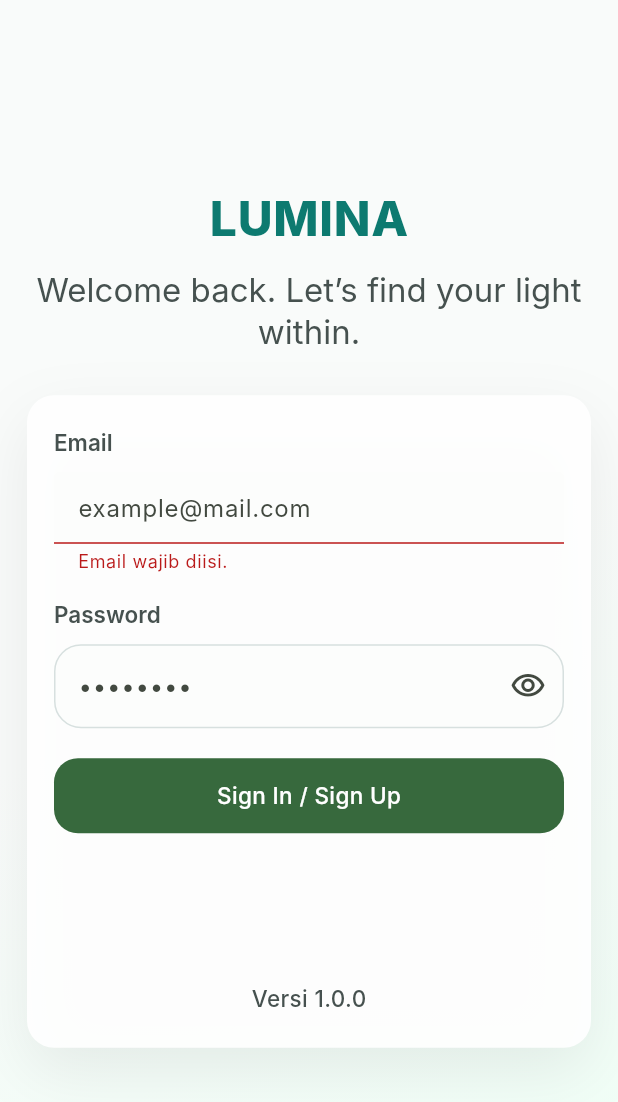
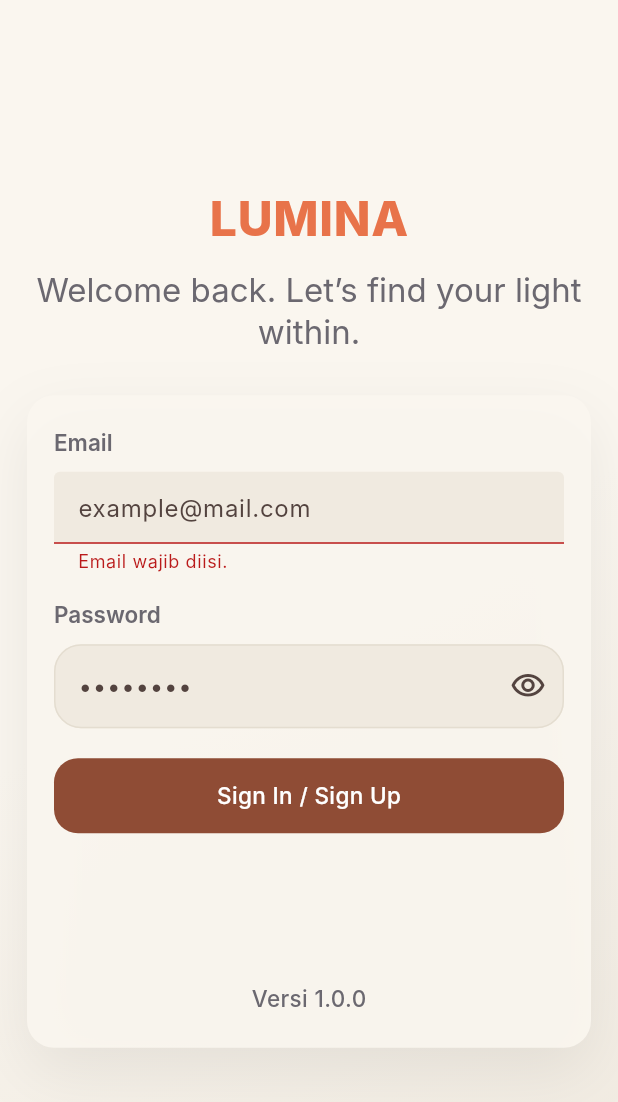
Before and after one commit to Revaldo11/mood_tracker_app, a Flutter app: the screen it shows after launch, after a tap on "Sign In / Sign Up", on a phone screen of 412 x 824 dp. Shown: the top 1102 px of the screen. Run offline on Flutter 3.47's test engine with Material 3 defaults, Android fonts, the phone set to English and light mode, and no system bars; our stand-ins replace confetti, email_validator, fl_chart, flutter_animate, get, hive_flutter and 3 more; missing offline and left inert: bcrypt; accounts and stored records are empty; Roboto replaces fonts that are missing (Inter).

Commit message:
Add app color constants and refactor color usage across the app
- Introduced `MoodColors` and `AppColors` classes in `app_colors.dart` to centralize color definitions.
- Updated `main.dart` to use new color constants for theme configuration.
- Refactored `auth_controller.dart`, `mood_controller.dart`, and various screen files to replace hardcoded colors with constants from `AppColors` and `MoodColors`.
- Enhanced UI consistency by applying new color scheme in widgets and dialogs.
- Improved readability and maintainability of the codebase by reducing color duplication.

```diff
--- /dev/null
+++ b/lib/constant/app_colors.dart
@@ -0,0 +1,29 @@
+import 'package:flutter/material.dart';
+
+class MoodColors {
+  static const sad = Color(0xFF4A5578);
+  static const meh = Color(0xFF8B7098);
+  static const neutral = Color(0xFFC9A87A);
+  static const good = Color(0xFF7FA88F);
+  static const happy = Color(0xFFE8B94A);
+
+  static const List<Color> spectrum = [sad, meh, neutral, good, happy];
+}
+
+class AppColors {
+  static const paper = Color(0xFFFAF6EF);
+  static const paperDim = Color(0xFFF0EAE0);
+  static const ink = Color(0xFF2B2A2E);
+  static const inkSoft = Color(0xFF6B6870);
+  static const night = Color(0xFF1C1B22);
+  static const nightDim = Color(0xFF26242E);
+  static const mist = Color(0xFFF2EFEA);
+  static const line = Color(0xFFE4DDD0);
+  static const lineDark = Color(0x99393744);
+
+  static const accent = Color(0xFFE8734A);
+  static const accentPressed = Color(0xFFC85A34);
+  static const success = MoodColors.good;
+  static const error = Color(0xFFC24545);
+  static const focusGlow = Color(0x4DE8734A);
+}
--- a/lib/main.dart
+++ b/lib/main.dart
@@ -5,6 +5,7 @@ import 'data/sources/local_database.dart';
 import 'presentation/controllers/auth_controller.dart';
 import 'presentation/controllers/mood_controller.dart';
 import 'presentation/screens/splash_screen.dart';
+import 'constant/app_colors.dart';
 
 /// Application entry point.
 ///
@@ -40,13 +41,35 @@ class MoodTrackerApp extends StatelessWidget {
       debugShowCheckedModeBanner: false,
       theme: ThemeData(
         colorScheme: ColorScheme.fromSeed(
-          seedColor: const Color(0xFF6BCB77),
+          seedColor: AppColors.accent,
           brightness: Brightness.light,
         ),
-        scaffoldBackgroundColor: const Color(0xFFF8FAF9),
+        scaffoldBackgroundColor: AppColors.paper,
+        dividerColor: AppColors.line,
+        textTheme: const TextTheme(
+          bodyLarge: TextStyle(color: AppColors.ink),
+          bodyMedium: TextStyle(color: AppColors.ink),
+          bodySmall: TextStyle(color: AppColors.inkSoft),
+        ),
         fontFamily: 'Inter',
         useMaterial3: true,
       ),
+      darkTheme: ThemeData(
+        colorScheme: ColorScheme.fromSeed(
+          seedColor: AppColors.accent,
+          brightness: Brightness.dark,
+        ),
+        scaffoldBackgroundColor: AppColors.night,
+        dividerColor: AppColors.lineDark,
+        textTheme: const TextTheme(
+          bodyLarge: TextStyle(color: AppColors.mist),
+          bodyMedium: TextStyle(color: AppColors.mist),
+          bodySmall: TextStyle(color: AppColors.mist),
+        ),
+        fontFamily: 'Inter',
+        useMaterial3: true,
+      ),
+      themeMode: ThemeMode.system,
       home: const SplashScreen(),
     );
   }
--- a/lib/presentation/screens/auth_screen.dart
+++ b/lib/presentation/screens/auth_screen.dart
@@ -1,5 +1,6 @@
 import 'package:flutter/material.dart';
 import 'package:get/get.dart';
+import 'package:mood_tracker/constant/app_colors.dart';
 
 import '../controllers/auth_controller.dart';
 import 'main_shell.dart';
@@ -25,9 +26,9 @@ class _AuthScreenState extends State<AuthScreen> {
             begin: Alignment.topLeft,
             end: Alignment.bottomRight,
             colors: [
-              Color(0xFFF9FBFA),
-              Color(0xFFF9FBFA),
-              Color(0xFFEFFFF6),
+              AppColors.paper,
+              AppColors.paper,
+              AppColors.paperDim,
             ],
           ),
         ),
@@ -40,7 +41,7 @@ class _AuthScreenState extends State<AuthScreen> {
                   Text(
                     'LUMINA',
                     style: Theme.of(context).textTheme.headlineLarge?.copyWith(
-                      color: const Color(0xFF0D7A70),
+                      color: AppColors.accent,
                       fontWeight: FontWeight.w800,
                       letterSpacing: 0.5,
                     ),
@@ -50,7 +51,7 @@ class _AuthScreenState extends State<AuthScreen> {
                     'Welcome back. Let’s find your light\nwithin.',
                     textAlign: TextAlign.center,
                     style: Theme.of(context).textTheme.titleLarge?.copyWith(
-                      color: const Color(0xFF46514F),
+                      color: AppColors.inkSoft,
                       fontWeight: FontWeight.w400,
                     ),
                   ),
@@ -63,7 +64,7 @@ class _AuthScreenState extends State<AuthScreen> {
                       vertical: 22,
                     ),
                     decoration: BoxDecoration(
-                      color: Colors.white.withValues(alpha: 0.92),
+                      color: AppColors.paper.withValues(alpha: 0.92),
                       borderRadius: BorderRadius.circular(18),
                       boxShadow: [
                         BoxShadow(
@@ -93,7 +94,7 @@ class _AuthScreenState extends State<AuthScreen> {
           Text(
             'Email',
             style: Theme.of(context).textTheme.titleLarge?.copyWith(
-              color: const Color(0xFF46514F),
+              color: AppColors.inkSoft,
               fontSize: 15,
               fontWeight: FontWeight.w600,
             ),
@@ -106,15 +107,15 @@ class _AuthScreenState extends State<AuthScreen> {
             decoration: InputDecoration(
               hintText: 'example@mail.com',
               filled: true,
-              fillColor: const Color(0xFFFCFDFC),
+              fillColor: AppColors.paperDim,
               enabledBorder: OutlineInputBorder(
                 borderRadius: BorderRadius.circular(18),
-                borderSide: const BorderSide(color: Color(0xFFD7E0DF)),
+                borderSide: const BorderSide(color: AppColors.line),
               ),
               focusedBorder: OutlineInputBorder(
                 borderRadius: BorderRadius.circular(18),
                 borderSide: const BorderSide(
-                  color: Color(0xFF0D7A70),
+                  color: AppColors.accent,
                   width: 1.4,
                 ),
               ),
@@ -124,7 +125,7 @@ class _AuthScreenState extends State<AuthScreen> {
           Text(
             'Password',
             style: Theme.of(context).textTheme.titleLarge?.copyWith(
-              color: const Color(0xFF46514F),
+              color: AppColors.inkSoft,
               fontSize: 15,
               fontWeight: FontWeight.w600,
             ),
@@ -149,15 +150,15 @@ class _AuthScreenState extends State<AuthScreen> {
                   ),
                 ),
                 filled: true,
-                fillColor: const Color(0xFFFCFDFC),
+                fillColor: AppColors.paperDim,
                 enabledBorder: OutlineInputBorder(
                   borderRadius: BorderRadius.circular(18),
-                  borderSide: const BorderSide(color: Color(0xFFD7E0DF)),
+                  borderSide: const BorderSide(color: AppColors.line),
                 ),
                 focusedBorder: OutlineInputBorder(
                   borderRadius: BorderRadius.circular(18),
                   borderSide: const BorderSide(
-                    color: Color(0xFF0D7A70),
+                    color: AppColors.accent,
                     width: 1.4,
                   ),
                 ),
@@ -219,7 +220,7 @@ class _AuthScreenState extends State<AuthScreen> {
             child: Text(
               'Versi 1.0.0',
               style: Theme.of(context).textTheme.bodyMedium?.copyWith(
-                color: const Color(0xFF46514F),
+                color: AppColors.inkSoft,
                 fontWeight: FontWeight.w500,
                 fontSize: 15,
               ),
@@ -256,16 +257,16 @@ class _AuthScreenState extends State<AuthScreen> {
       height: 52,
       child: OutlinedButton.icon(
         onPressed: () {},
-        icon: Icon(icon, color: const Color(0xFF344054), size: 24),
+        icon: Icon(icon, color: AppColors.ink, size: 24),
         label: Text(
           text,
           style: Theme.of(context).textTheme.titleLarge?.copyWith(
-            color: const Color(0xFF1D2939),
+            color: AppColors.ink,
             fontWeight: FontWeight.w700,
           ),
         ),
         style: OutlinedButton.styleFrom(
-          side: const BorderSide(color: Color(0xFFD0DBD8)),
+          side: const BorderSide(color: AppColors.line),
           shape: RoundedRectangleBorder(
             borderRadius: BorderRadius.circular(16),
           ),
--- a/lib/presentation/screens/splash_screen.dart
+++ b/lib/presentation/screens/splash_screen.dart
@@ -1,6 +1,7 @@
 import 'package:flutter/material.dart';
 import 'package:flutter_animate/flutter_animate.dart';
 import 'package:get/get.dart';
+import 'package:mood_tracker/constant/app_colors.dart';
 
 import '../../data/sources/local_database.dart';
 import '../controllers/auth_controller.dart';
@@ -55,14 +56,14 @@ class _SplashScreenState extends State<SplashScreen> {
     return Scaffold(
       body: Container(
         width: double.infinity,
-        decoration: const BoxDecoration(
+        decoration: BoxDecoration(
           gradient: LinearGradient(
             begin: Alignment.topLeft,
             end: Alignment.bottomRight,
             colors: [
-              Color(0xFFE8FFF2),
-              Color(0xFFFFF7D5),
-              Color(0xFFFFEEF0),
+              MoodColors.sad.withValues(alpha: 0.15),
+              MoodColors.neutral.withValues(alpha: 0.15),
+              MoodColors.happy.withValues(alpha: 0.15),
             ],
           ),
         ),
@@ -109,14 +110,14 @@ class _SplashScreenState extends State<SplashScreen> {
                 'LUMINA',
                 style: Theme.of(context).textTheme.headlineMedium?.copyWith(
                       fontWeight: FontWeight.w800,
-                      color: const Color(0xFF1F2933),
+                      color: AppColors.ink,
                     ),
               ).animate().fadeIn(duration: 500.ms).slideY(begin: 0.2),
               const SizedBox(height: 8),
               Text(
                 'Track your daily emotional journey',
                 style: Theme.of(context).textTheme.bodyMedium?.copyWith(
-                      color: const Color(0xFF637381),
+                      color: AppColors.inkSoft,
                     ),
               ).animate().fadeIn(delay: 200.ms, duration: 500.ms),
               const Spacer(),
@@ -134,7 +135,7 @@ class _SplashScreenState extends State<SplashScreen> {
                         minHeight: 8,
                         backgroundColor: Colors.white.withValues(alpha: 0.7),
                         valueColor: const AlwaysStoppedAnimation(
-                          Color(0xFF6BCB77),
+                          AppColors.accent,
                         ),
                       );
                     },
--- a/lib/presentation/widgets/mood_selector.dart
+++ b/lib/presentation/widgets/mood_selector.dart
@@ -2,6 +2,7 @@ import 'package:flutter/material.dart';
 import 'package:flutter/services.dart';
 import 'package:flutter_animate/flutter_animate.dart';
 import 'package:get/get.dart';
+import 'package:mood_tracker/constant/app_colors.dart';
 
 import '../controllers/mood_controller.dart';
 
@@ -41,10 +42,10 @@ class MoodSelector extends GetView<MoodController> {
                 decoration: BoxDecoration(
                   color: selected
                       ? option.color.withValues(alpha: 0.24)
-                      : Colors.white,
+                      : AppColors.paper,
                   borderRadius: BorderRadius.circular(8),
                   border: Border.all(
-                    color: selected ? option.color : const Color(0xFFE4E7EC),
+                    color: selected ? option.color : AppColors.line,
                     width: selected ? 1.5 : 1,
                   ),
                   boxShadow: [
--- a/lib/presentation/widgets/wave_background.dart
+++ b/lib/presentation/widgets/wave_background.dart
@@ -1,6 +1,7 @@
 import 'dart:math' as math;
 
 import 'package:flutter/material.dart';
+import 'package:mood_tracker/constant/app_colors.dart';
 
 /// Decorative animated wave background used in profile header section.
 class WaveBackground extends StatefulWidget {
@@ -51,7 +52,7 @@ class _WavePainter extends CustomPainter {
   @override
   void paint(Canvas canvas, Size size) {
     final paint = Paint()
-      ..color = const Color(0xFF98D8C8).withValues(alpha: 0.24)
+      ..color = MoodColors.good.withValues(alpha: 0.24)
       ..style = PaintingStyle.fill;
     final path = Path()..moveTo(0, size.height * 0.62);
 
--- a/lib/shared/dialog/data_warning_dialog.dart
+++ b/lib/shared/dialog/data_warning_dialog.dart
@@ -1,6 +1,7 @@
 import 'package:flutter/material.dart';
 import 'package:get/get.dart';
 import 'package:lottie/lottie.dart';
+import 'package:mood_tracker/constant/app_colors.dart';
 import 'package:mood_tracker/presentation/controllers/mood_controller.dart';
 
 /// Modal dialog that warns users data is stored locally on-device.
@@ -204,7 +205,7 @@ class DataWarningDialog extends StatelessWidget {
             Get.back();
           },
           style: ElevatedButton.styleFrom(
-            backgroundColor: const Color(0xFF6BCB77),
+            backgroundColor: AppColors.accent,
             shape: RoundedRectangleBorder(
               borderRadius: BorderRadius.circular(8),
             ),
```
Also changed, not shown: lib/presentation/controllers/auth_controller.dart (+4 -3 lines), lib/presentation/controllers/mood_controller.dart (+6 -5 lines), lib/presentation/screens/home_screen.dart (+15 -20 lines), lib/presentation/screens/onboarding_screen.dart (+18 -17 lines), lib/presentation/screens/profile_screen.dart (+12 -11 lines), lib/presentation/screens/register_screen.dart (+12 -11 lines), lib/presentation/widgets/mood_chart.dart (+4 -3 lines), lib/presentation/widgets/streak_counter.dart (+5 -4 lines), 4 other files.
